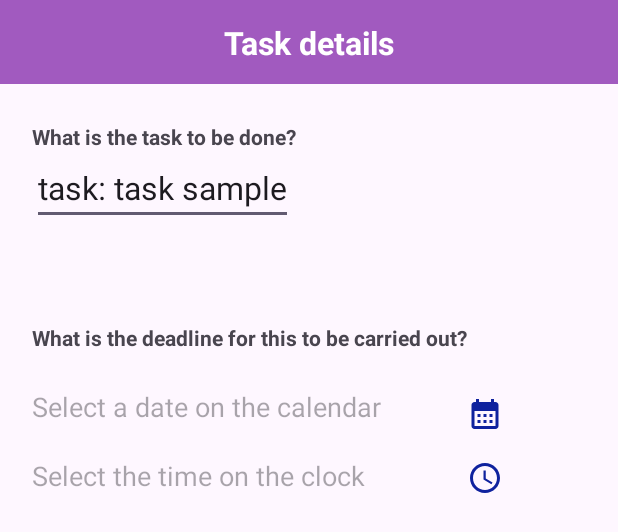
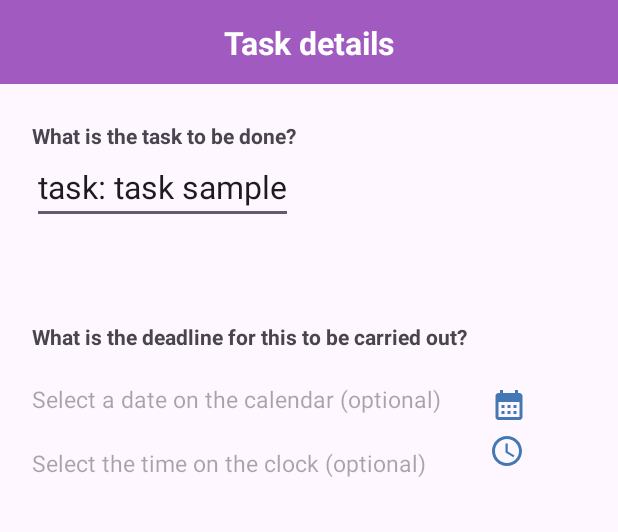
Before and after one commit to germancl/G10_Toti_Tasks, an Android app: the layout activity_detail.xml on its own in the app's theme, with its tools: preview values and no code run, on a phone screen of 412 x 824 dp. Shown: the top 532 px of the screen. Run offline under Robolectric (Android 15) with nearby library versions, the phone set to English and light mode, and no system bars.

Commit message:
feat: add opendialog rules and others layout adjusts

```diff
--- a/app/src/main/res/drawable/access_time.xml
+++ b/app/src/main/res/drawable/access_time.xml
@@ -1,7 +1,16 @@
-<vector xmlns:android="http://schemas.android.com/apk/res/android" android:height="24dp" android:tint="#0F229E" android:viewportHeight="24" android:viewportWidth="24" android:width="24dp">
+<vector xmlns:android="http://schemas.android.com/apk/res/android"
+    android:width="24dp"
+    android:height="24dp"
+    android:tint="@color/secondary"
+    android:viewportWidth="24"
+    android:viewportHeight="24">
 
-    <path android:fillColor="@android:color/white" android:pathData="M11.99,2C6.47,2 2,6.48 2,12s4.47,10 9.99,10C17.52,22 22,17.52 22,12S17.52,2 11.99,2zM12,20c-4.42,0 -8,-3.58 -8,-8s3.58,-8 8,-8 8,3.58 8,8 -3.58,8 -8,8z"/>
+    <path
+        android:fillColor="@android:color/white"
+        android:pathData="M11.99,2C6.47,2 2,6.48 2,12s4.47,10 9.99,10C17.52,22 22,17.52 22,12S17.52,2 11.99,2zM12,20c-4.42,0 -8,-3.58 -8,-8s3.58,-8 8,-8 8,3.58 8,8 -3.58,8 -8,8z" />
 
-    <path android:fillColor="@android:color/white" android:pathData="M12.5,7H11v6l5.25,3.15 0.75,-1.23 -4.5,-2.67z"/>
+    <path
+        android:fillColor="@android:color/white"
+        android:pathData="M12.5,7H11v6l5.25,3.15 0.75,-1.23 -4.5,-2.67z" />
 
 </vector>
--- a/app/src/main/res/drawable/calendar_month.xml
+++ b/app/src/main/res/drawable/calendar_month.xml
@@ -1,5 +1,12 @@
-<vector xmlns:android="http://schemas.android.com/apk/res/android" android:height="24dp" android:tint="#0F229E" android:viewportHeight="24" android:viewportWidth="24" android:width="24dp">
+<vector xmlns:android="http://schemas.android.com/apk/res/android"
+    android:width="24dp"
+    android:height="24dp"
+    android:tint="@color/secondary"
+    android:viewportWidth="24"
+    android:viewportHeight="24">
 
-    <path android:fillColor="@android:color/white" android:pathData="M19,4h-1V2h-2v2H8V2H6v2H5C3.89,4 3.01,4.9 3.01,6L3,20c0,1.1 0.89,2 2,2h14c1.1,0 2,-0.9 2,-2V6C21,4.9 20.1,4 19,4zM19,20H5V10h14V20zM9,14H7v-2h2V14zM13,14h-2v-2h2V14zM17,14h-2v-2h2V14zM9,18H7v-2h2V18zM13,18h-2v-2h2V18zM17,18h-2v-2h2V18z"/>
+    <path
+        android:fillColor="@android:color/white"
+        android:pathData="M19,4h-1V2h-2v2H8V2H6v2H5C3.89,4 3.01,4.9 3.01,6L3,20c0,1.1 0.89,2 2,2h14c1.1,0 2,-0.9 2,-2V6C21,4.9 20.1,4 19,4zM19,20H5V10h14V20zM9,14H7v-2h2V14zM13,14h-2v-2h2V14zM17,14h-2v-2h2V14zM9,18H7v-2h2V18zM13,18h-2v-2h2V18zM17,18h-2v-2h2V18z" />
 
 </vector>
--- a/app/src/main/res/layout/activity_detail.xml
+++ b/app/src/main/res/layout/activity_detail.xml
@@ -55,7 +55,7 @@
                 android:layout_height="wrap_content"
                 android:layout_marginTop="20dp"
                 android:hint="@string/select_date"
-                android:textSize="18sp"
+                android:textSize="15sp"
                 app:layout_constraintBottom_toTopOf="@+id/bottomGuide"
                 app:layout_constraintStart_toStartOf="@+id/leftGuide"
                 app:layout_constraintTop_toBottomOf="@+id/delTime"
@@ -65,14 +65,12 @@
                 android:id="@+id/calendar_btn"
                 android:layout_width="wrap_content"
                 android:layout_height="wrap_content"
-                android:layout_marginStart="48dp"
-                android:layout_marginBottom="32dp"
+                android:layout_marginBottom="37dp"
                 android:contentDescription="@string/calendar_icon"
-                android:padding="9dp"
                 android:src="@drawable/calendar_month"
                 app:layout_constraintBottom_toBottomOf="parent"
                 app:layout_constraintEnd_toStartOf="@+id/rightGuide"
-                app:layout_constraintHorizontal_bias="0.0"
+                app:layout_constraintHorizontal_bias="0.45"
                 app:layout_constraintStart_toEndOf="@+id/writeDelDate" />
 
             <androidx.appcompat.widget.AppCompatTextView
@@ -81,7 +79,7 @@
                 android:layout_height="wrap_content"
                 android:layout_marginTop="21dp"
                 android:hint="@string/select_time"
-                android:textSize="18sp"
+                android:textSize="15sp"
                 app:layout_constraintBottom_toBottomOf="parent"
                 app:layout_constraintStart_toStartOf="@+id/leftGuide"
                 app:layout_constraintTop_toBottomOf="@+id/writeDelDate"
@@ -92,10 +90,9 @@
                 android:layout_width="wrap_content"
                 android:layout_height="wrap_content"
                 android:contentDescription="@string/clock_icon"
-                android:padding="9dp"
                 android:src="@drawable/access_time"
+                app:layout_constraintBottom_toBottomOf="parent"
                 app:layout_constraintEnd_toStartOf="@+id/rightGuide"
-                app:layout_constraintHorizontal_bias="0.555"
                 app:layout_constraintStart_toEndOf="@+id/writeDelTime"
                 app:layout_constraintTop_toBottomOf="@+id/calendar_btn" />
 
--- a/app/src/main/res/values/colors.xml
+++ b/app/src/main/res/values/colors.xml
@@ -3,7 +3,7 @@
     <color name="black">#FF000000</color>
     <color name="white">#FFFFFFFF</color>
     <color name="primary">#A15ABF</color>
-    <color name="secondary">#1E285F</color>
+    <color name="secondary">#4378B4</color>
     <color name="third">#8C1B12</color>
     <color name="my_dark_primary">#161414</color>
     <color name="my_dark_red">#330606</color>
--- a/app/src/main/res/values/strings.xml
+++ b/app/src/main/res/values/strings.xml
@@ -14,8 +14,10 @@
     <string name="guideClick">Click for a few seconds to edit or swipe to remove</string>
     <string name="deadline">What is the deadline for this to be carried out?</string>
     <string name="what_task">What is the task to be done?</string>
-    <string name="select_date">Select a date on the calendar</string>
-    <string name="select_time">Select the time on the clock</string>
+    <string name="select_date">Select a date on the calendar (optional)</string>
+    <string name="select_time">Select the time on the clock (optional)</string>
     <string name="clock_icon">clock icon</string>
     <string name="calendar_icon">calendar icon</string>
+    <string name="need_wrt_create">please, is necessary to write a task to create</string>
+    <string name="need_wrt_edit">please, is necessary to write a task to edit</string>
 </resources>
```
Also changed, not shown: app/src/main/java/com/example/g10_todotasks/UI/MainActivity.kt (+14 -4 lines), 1 other file.
